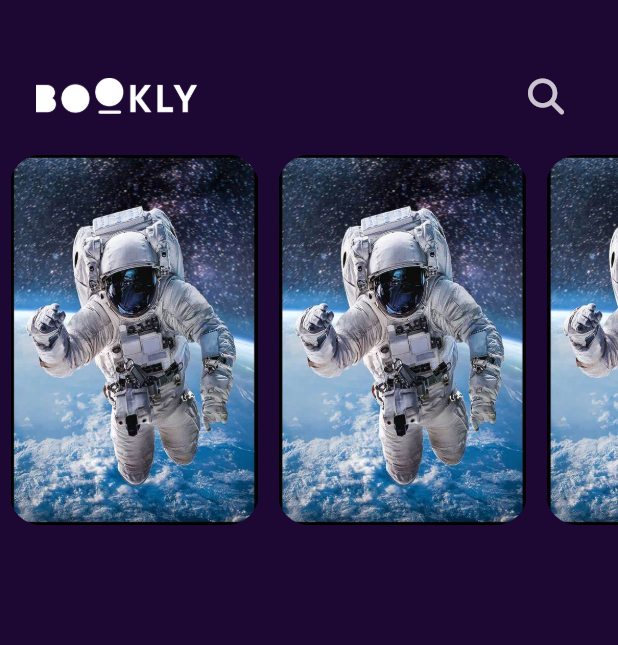
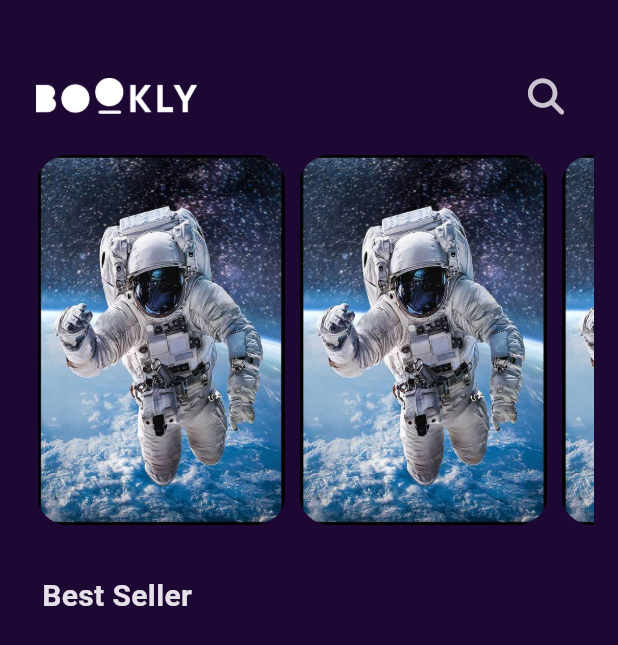
Before and after one commit to Mostafa13elkomy/book_app, a Flutter app: the screen it shows after launch, on a phone screen of 412 x 824 dp. Shown: the top 645 px of the screen. Run offline on Flutter 3.47's test engine with Material 3 defaults, Android fonts, the phone set to English and light mode, and no system bars; our stand-ins replace font_awesome_flutter, get.

Commit message:
create styles file and add title to home page

```diff
--- /dev/null
+++ b/lib/core/utlis/styles.dart
@@ -0,0 +1,6 @@
+import 'package:flutter/material.dart';
+
+abstract class Styles {
+  static const titleMedium =
+      TextStyle(fontSize: 20, fontWeight: FontWeight.w600);
+}
--- a/lib/features/home/presentaion/views/widgets/featured_books_list_view.dart
+++ b/lib/features/home/presentaion/views/widgets/featured_books_list_view.dart
@@ -6,17 +6,21 @@ class FeaturedBooksListView extends StatelessWidget {
 
   @override
   Widget build(BuildContext context) {
-    return SizedBox(
+    return Padding(
+      padding: const EdgeInsets.symmetric(horizontal: 16),
+      child: SizedBox(
         height: MediaQuery.of(context).size.height * .3,
         child: ListView.builder(
           scrollDirection: Axis.horizontal,
+          itemCount: 10,
           itemBuilder: (context, index) {
             return const Padding(
-            padding: EdgeInsets.symmetric(horizontal: 6),
+              padding: EdgeInsets.only(left: 8),
               child: CustomListViewItem(),
             );
           },
         ),
+      ),
     );
   }
 }
--- a/lib/features/home/presentaion/views/widgets/home_view_body.dart
+++ b/lib/features/home/presentaion/views/widgets/home_view_body.dart
@@ -1,3 +1,4 @@
+import 'package:book_app/core/utlis/styles.dart';
 import 'package:book_app/features/home/presentaion/views/widgets/custom_app_bar.dart';
 import 'package:book_app/features/home/presentaion/views/widgets/featured_books_list_view.dart';
 import 'package:flutter/material.dart';
@@ -8,7 +9,18 @@ class HomeViewBody extends StatelessWidget {
   @override
   Widget build(BuildContext context) {
     return const Column(
-      children: [CustomAppBar(), FeaturedBooksListView()],
+      crossAxisAlignment: CrossAxisAlignment.start,
+      children: [
+        CustomAppBar(),
+        FeaturedBooksListView(),
+        Padding(
+          padding: EdgeInsets.only(left: 28,top: 33),
+          child: Text(
+            'Best Seller',
+            style: Styles.titleMedium,
+          ),
+        )
+      ],
     );
   }
 }
```
Lines whose indentation alone changed are shown as unchanged.
